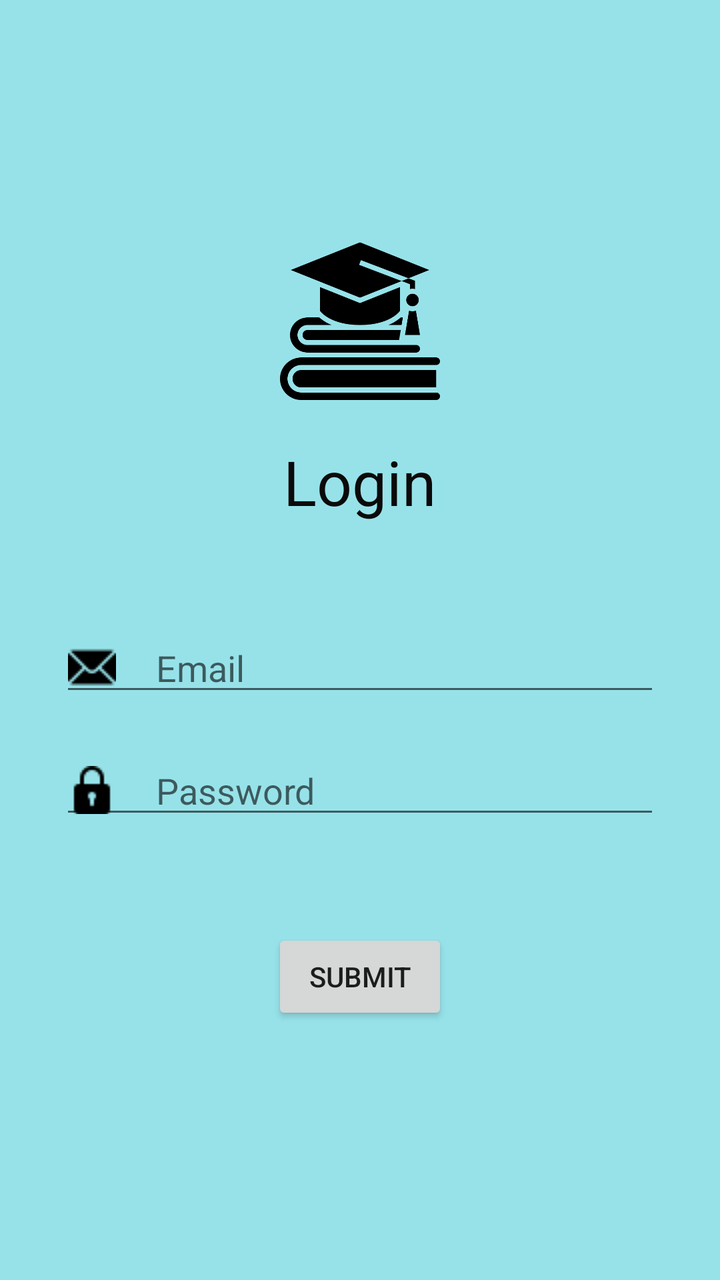
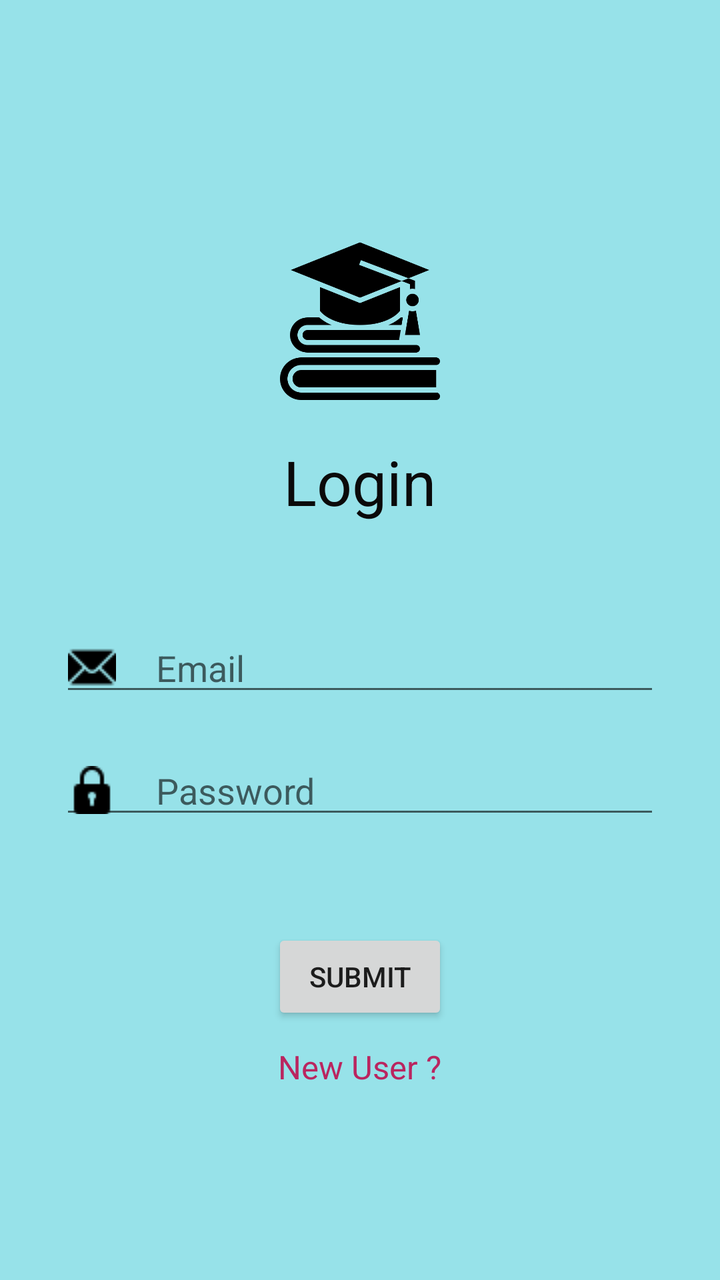

Screens rendered from an Android XML layout before and after an edit, with the pre-edit source and the edit as a unified diff.
<!-- AndroidManifest.xml: application theme Theme.Gnr26AndroidFri6_Sat7 -->
<!-- res/layout/activity_login.xml -->
<?xml version="1.0" encoding="utf-8"?>
<RelativeLayout xmlns:android="http://schemas.android.com/apk/res/android"
    xmlns:app="http://schemas.android.com/apk/res-auto"
    xmlns:tools="http://schemas.android.com/tools"
    android:id="@+id/main"
    android:layout_width="match_parent"
    android:layout_height="match_parent"
    tools:context=".LoginActivity"
    android:background="#97E2E9"
    >


    <ImageView
        android:layout_width="80dp"
        android:layout_height="80dp"
        android:id="@+id/imgLoginLogo"
        android:src="@drawable/education"
        android:layout_centerHorizontal="true"
        android:layout_marginTop="120dp"
        />

    <TextView
        android:layout_width="wrap_content"
        android:layout_height="wrap_content"
        android:id="@+id/tvLoginTitle"
        android:text="Login"
        android:textSize="15pt"
        android:textColor="#0B0A0A"
        android:layout_centerHorizontal="true"
        android:layout_below="@id/imgLoginLogo"
        android:layout_marginTop="20dp"
        />

    <EditText
        android:layout_width="match_parent"
        android:layout_height="wrap_content"
        android:id="@+id/edtLoginEmail"
        android:layout_below="@id/tvLoginTitle"
        android:layout_marginTop="50dp"
        android:hint="Email"
        android:drawableStart="@drawable/mail"
        android:drawablePadding="20dp"
        android:layout_marginStart="30dp"
        android:layout_marginEnd="30dp"
        />

    <EditText
        android:layout_width="match_parent"
        android:layout_height="wrap_content"
        android:id="@+id/edtLoginPassword"
        android:layout_below="@id/edtLoginEmail"
        android:layout_marginTop="20dp"
        android:hint="Password"
        android:inputType="textPassword"
        android:drawableStart="@drawable/lock"
        android:drawablePadding="20dp"
        android:layout_marginStart="30dp"
        android:layout_marginEnd="30dp"

        />

    <Button
        android:layout_width="wrap_content"
        android:layout_height="wrap_content"
        android:id="@+id/btnLoginSubmit"
        android:text="Submit"
        android:layout_below="@id/edtLoginPassword"
        android:layout_marginTop="50dp"
        android:layout_centerHorizontal="true"
        />


</RelativeLayout>
<!-- resources referenced by this layout -->
<resources>
  <!-- drawable education: png bitmap (drawable, 11926 bytes) -->
  <!-- drawable lock: png bitmap (drawable, 397 bytes) -->
  <!-- drawable mail: png bitmap (drawable, 455 bytes) -->
  <style name="Theme.Gnr26AndroidFri6_Sat7" parent="Theme.MaterialComponents.DayNight.NoActionBar">
          
          <item name="colorPrimary">@color/purple_500</item>
          <item name="colorPrimaryVariant">@color/purple_700</item>
          <item name="colorOnPrimary">@color/white</item>
          
          <item name="colorSecondary">@color/teal_200</item>
          <item name="colorSecondaryVariant">@color/teal_700</item>
          <item name="colorOnSecondary">@color/black</item>
          
          <item name="android:statusBarColor">?attr/colorPrimaryVariant</item>
          
      </style>
  <color name="purple_500">#FF6200EE</color>
  <color name="purple_700">#FF3700B3</color>
  <color name="white">#FFFFFFFF</color>
  <color name="teal_200">#FF03DAC5</color>
  <color name="teal_700">#FF018786</color>
  <color name="black">#FF000000</color>
</resources>

<!-- the commit's change to res/layout/activity_login.xml (unified diff, before → after) -->
@@ -69,5 +69,16 @@
         android:layout_centerHorizontal="true"
         />
 
+    <TextView
+        android:layout_width="wrap_content"
+        android:layout_height="wrap_content"
+        android:id="@+id/tvLoginSignupLink"
+        android:text="@string/new_user"
+        android:layout_below="@id/btnLoginSubmit"
+        android:textSize="8pt"
+        android:textColor="#BA255F"
+        android:layout_centerHorizontal="true"
+        android:layout_marginTop="10dp"
+        />
 
 </RelativeLayout>
<!-- resource entries referenced after the edit -->
@@ -3,6 +3,7 @@
   <!-- drawable education: png bitmap (drawable, 11926 bytes) -->
   <!-- drawable lock: png bitmap (drawable, 397 bytes) -->
   <!-- drawable mail: png bitmap (drawable, 455 bytes) -->
+  <string name="new_user">New User ?</string>
   <style name="Theme.Gnr26AndroidFri6_Sat7" parent="Theme.MaterialComponents.DayNight.NoActionBar">
           
           <item name="colorPrimary">@color/purple_500</item>
